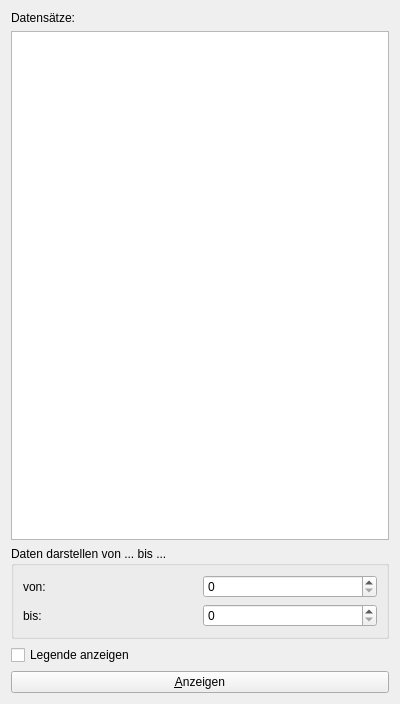
This is raeuber-beute/werkzeuge.ui in cniehaus/biotools as Qt 5 draws it before an edit. The edited form follows.
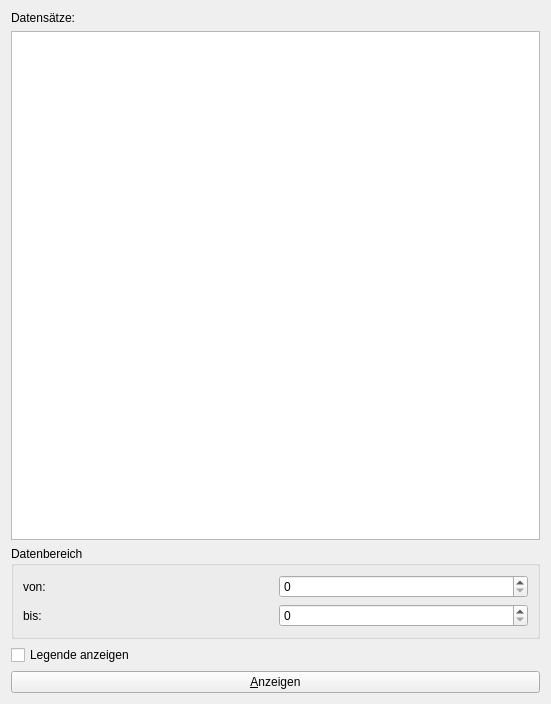
This is the edited form.

Commit message: Bessere Strings

Diff of the .ui file:
```diff
--- a/raeuber-beute/werkzeuge.ui
+++ b/raeuber-beute/werkzeuge.ui
@@ -6,7 +6,7 @@
    <rect>
     <x>0</x>
     <y>0</y>
-    <width>400</width>
+    <width>551</width>
     <height>704</height>
    </rect>
   </property>
@@ -27,7 +27,7 @@
    <item row="2" column="0">
     <widget class="QGroupBox" name="groupBox">
      <property name="title">
-      <string>Daten darstellen von ... bis ...</string>
+      <string>Datenbereich</string>
      </property>
      <layout class="QGridLayout" name="gridLayout">
       <item row="0" column="0">
```
Left out of the diff: 2 changed lines with no effect on the pictures.
